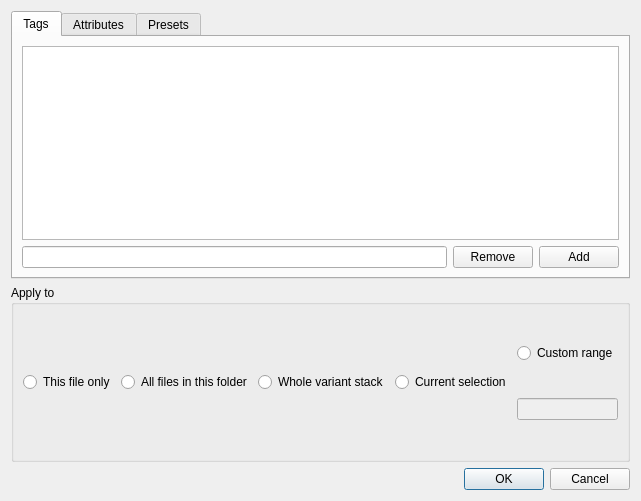
Old version of the form ui/metadata_dialog.ui in the repository DiamondHawk8/Oculus.
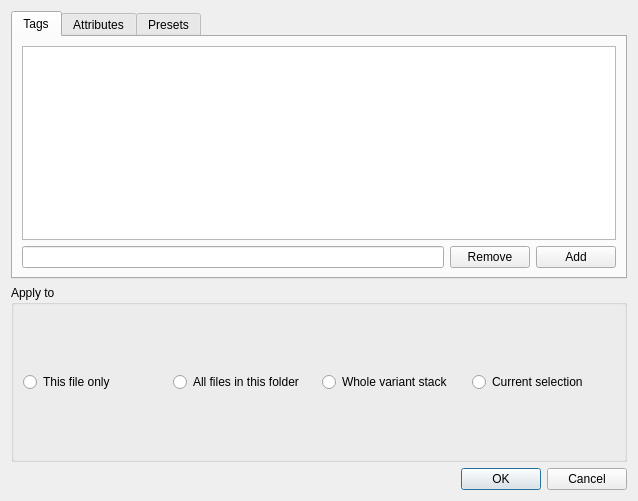
New version of the form.

Commit message: Remove convoluted range tagging

Patch:
```diff
--- a/ui/metadata_dialog.ui
+++ b/ui/metadata_dialog.ui
@@ -114,24 +114,6 @@
         </property>
        </widget>
       </item>
-      <item>
-       <layout class="QVBoxLayout" name="verticalLayout_2">
-        <item>
-         <widget class="QRadioButton" name="radRange">
-          <property name="text">
-           <string>Custom range</string>
-          </property>
-         </widget>
-        </item>
-        <item>
-         <widget class="QLineEdit" name="editRange">
-          <property name="enabled">
-           <bool>false</bool>
-          </property>
-         </widget>
-        </item>
-       </layout>
-      </item>
      </layout>
     </widget>
    </item>
```
Left out of the diff: 16 changed lines with no effect on the pictures. The commit also changes 2 other files.
